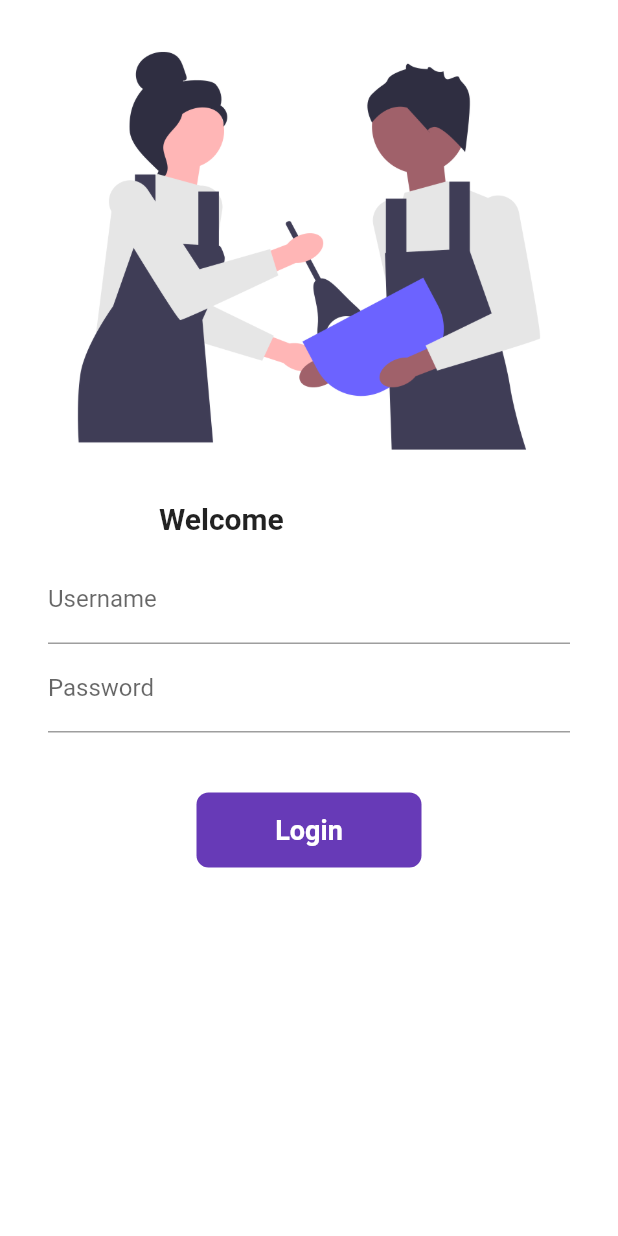
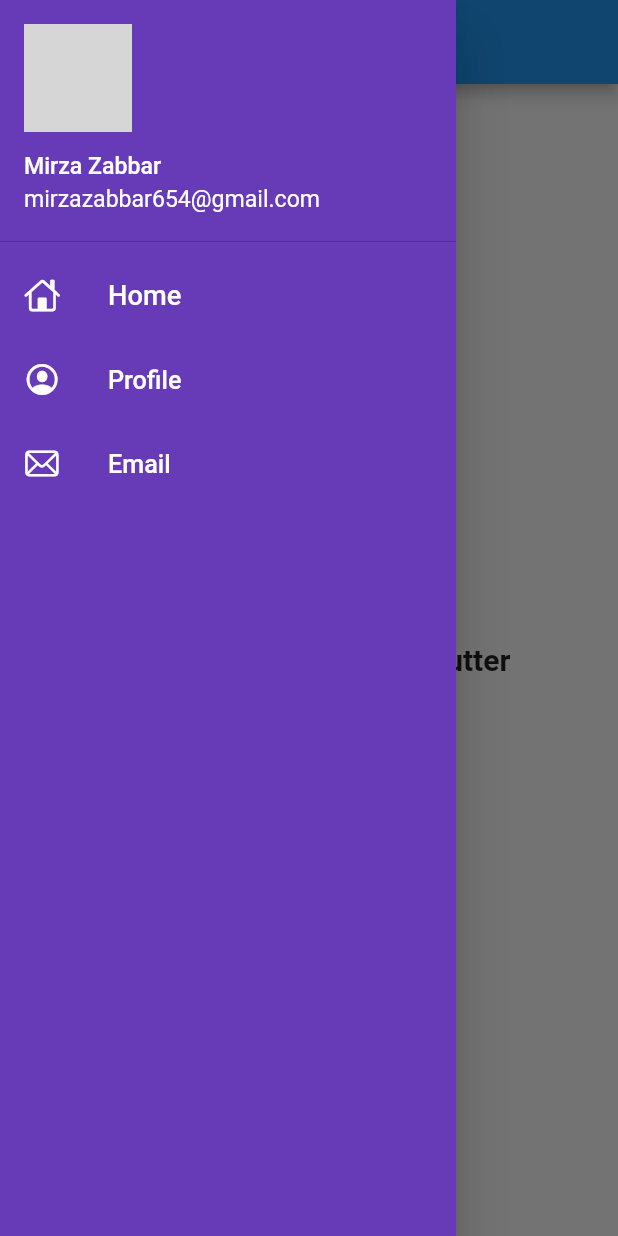
Before and after one commit to mirzacoder1/my_first_app, a Flutter app: the screen it shows after launch, with the side drawer open (before the commit the screen has no drawer), on a phone screen of 412 x 824 dp. Run offline on Flutter 3.47's test engine with Material 2 defaults, Android fonts, the phone set to English and light mode, and no system bars; our stand-ins replace google_fonts; network calls fail; grey boxes are pictures that could not be loaded.

Commit message:
Day 9 Completed

```diff
--- a/lib/main.dart
+++ b/lib/main.dart
@@ -16,15 +16,15 @@ class MyApp extends StatelessWidget {
       theme: ThemeData(
         primarySwatch: Colors.cyan,
         fontFamily: GoogleFonts.lato().fontFamily,
-        // primaryTextTheme: GoogleFonts.latoTextTheme()
+        primaryTextTheme: GoogleFonts.latoTextTheme()
       ),
       darkTheme: ThemeData(
         brightness: Brightness.light,
       ),
       debugShowCheckedModeBanner: false,
-      initialRoute: "/login",
+      initialRoute: MyRoutes.homeRoute,
+      // initialRoute: MyRoutes.loginRoute,
       routes: {
-        "/": (context) => LoginPage(),
         MyRoutes.homeRoute: (context) => HomePage(),
         MyRoutes.loginRoute: (context) => LoginPage()
       },
--- a/lib/pages/home_page.dart
+++ b/lib/pages/home_page.dart
@@ -1,26 +1,31 @@
 import 'package:flutter/material.dart';
+import 'package:myfirst_app/widgets/drawer.dart';
 
 class HomePage extends StatelessWidget {
   const HomePage({super.key});
 
   @override
   Widget build(BuildContext context) {
-    var days=30;
-    var announce="Welcome to ";
-    var ment=" days of Flutter";
-    return Scaffold(
-        appBar:AppBar(
-          title: Text("Flutter Application!!"),
-        ),
-        body: Center(
-          child:Container(
-            child: Text(announce+'$days'+ment,style: TextStyle(
+    var days = 30;
+    var announce = "Welcome to ";
+    var ment = " days of Flutter";
+    var scaffold = Scaffold(
+      appBar: AppBar(
+        title: Text("Flutter Application!!"),
+      ),
+      body: Center(
+        child: Container(
+          child: Text(
+            announce + '$days' + ment,
+            style: TextStyle(
               fontWeight: FontWeight.bold,
               fontSize: 20,
-            ),),
-          )
+            ),
+          ),
         ),
-        drawer: Drawer(),
-      );
+      ),
+      drawer: MyDrawer(),
+    );
+    return scaffold;
   }
 }
--- a/lib/pages/login_page.dart
+++ b/lib/pages/login_page.dart
@@ -22,8 +22,8 @@ class _LoginPageState extends State<LoginPage> {
       print("Hii Swati, I'm Going to HomePage....");
       Navigator.pushNamed(context, MyRoutes.homeRoute);
       setState(() {
+        changeButton = false;
         print("Going Back to Login Page....");
-        changeButton = false;
       });
     }
   }
@@ -107,7 +107,7 @@ class _LoginPageState extends State<LoginPage> {
                       child: InkWell(
                         onTap: () => moveToHome(context),
                         child: AnimatedContainer(
-                          duration: Duration(seconds: 3),
+                          duration: Duration(seconds: 2),
                           width: changeButton ? 50 : 150,
                           height: 50,
                           alignment: Alignment.center,
--- /dev/null
+++ b/lib/widgets/drawer.dart
@@ -0,0 +1,78 @@
+import 'package:flutter/cupertino.dart';
+import 'package:flutter/material.dart';
+
+class MyDrawer extends StatelessWidget {
+  @override
+  Widget build(BuildContext context) {
+    final imageUrl =
+        "https://t4.ftcdn.net/jpg/04/42/01/81/360_F_442018137_F4FTedsmVBxmaibxMKuNbeIms8Xkk1e4.jpg";
+    var userAccountsDrawerHeader = UserAccountsDrawerHeader(
+        margin: EdgeInsets.zero,
+        decoration: BoxDecoration(
+          // color: Colors.deepPurple,
+        ),
+        accountName: Text(
+          "Mirza Zabbar",
+          textScaleFactor:1.1,
+        ),
+        accountEmail: Text(
+          "mirzazabbar654@gmail.com",
+          textScaleFactor:1.1,
+        ),
+        currentAccountPicture: CircleAvatar(
+          backgroundImage: NetworkImage(imageUrl),
+        ),);
+    return Drawer(
+      child: Container(
+        color: Colors.deepPurple,
+        child: ListView(
+          children: [
+            DrawerHeader(
+              padding: EdgeInsets.zero,
+              child: userAccountsDrawerHeader,
+            ),
+            ListTile(
+              leading: Icon(
+                CupertinoIcons.home,
+                color: Colors.white,
+              ),
+              title: Text(
+                "Home",
+                textScaleFactor: 1.3,
+                style: TextStyle(
+                  color: Colors.white,
+                ),
+              ),
+            ),
+            ListTile(
+              leading: Icon(
+                CupertinoIcons.profile_circled,
+                color: Colors.white,
+              ),
+              title: Text(
+                "Profile",
+                textScaleFactor: 1.2,
+                style: TextStyle(
+                  color: Colors.white,
+                ),
+              ),
+            ),
+            ListTile(
+              leading: Icon(
+                CupertinoIcons.mail,
+                color: Colors.white,
+              ),
+              title: Text(
+                "Email",
+                textScaleFactor: 1.2,
+                style: TextStyle(
+                  color: Colors.white,
+                ),
+              ),
+            ),
+          ],
+        ),
+      ),
+    );
+  }
+}
```
